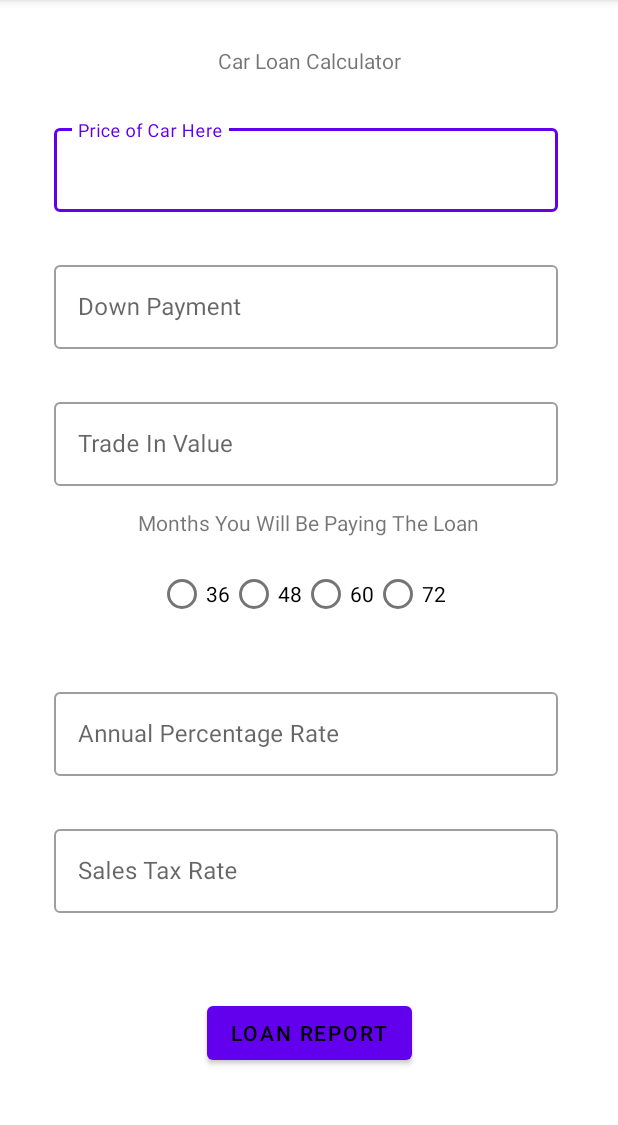
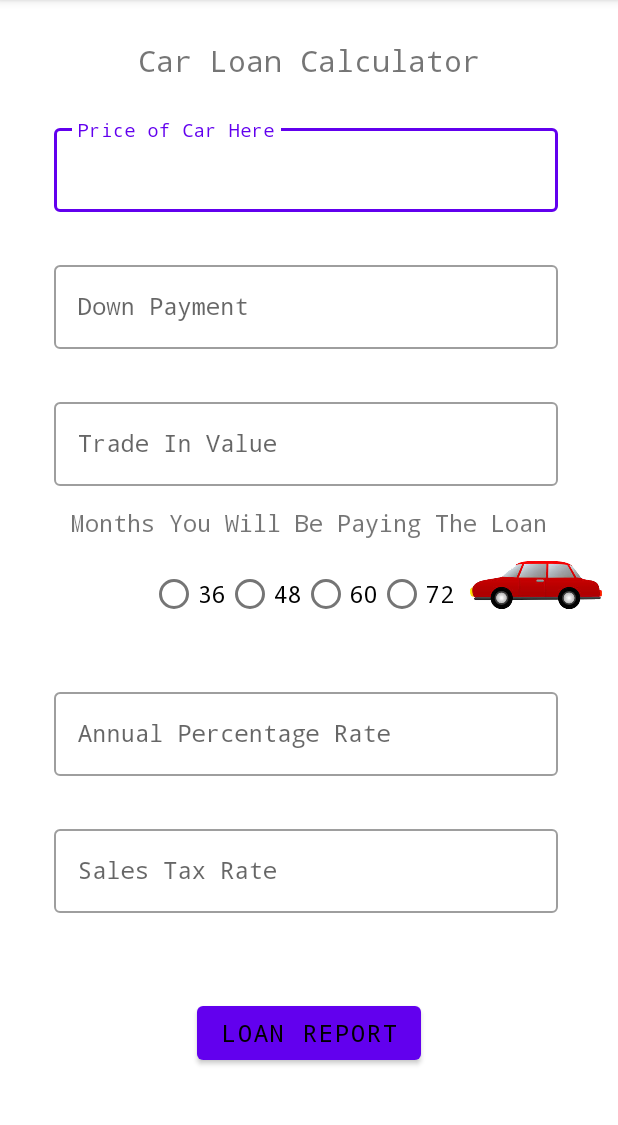
Before and after one commit to ThompsonSeamus/auto-loans-whao, an Android app: the screen it shows after launch (MainActivity), on a phone screen of 412 x 824 dp, the part 84-1209 px from its top. Run offline under Robolectric (Android 15) with nearby library versions, the phone set to English and light mode, and no system bars.

Commit message:
V1.f Everything is Pretty

```diff
--- a/app/src/main/res/layout/activity_main.xml
+++ b/app/src/main/res/layout/activity_main.xml
@@ -10,7 +10,9 @@
         android:id="@+id/titleTop"
         android:layout_width="wrap_content"
         android:layout_height="wrap_content"
+        android:fontFamily="monospace"
         android:text="@string/title"
+        android:textSize="20sp"
         app:layout_constraintBottom_toTopOf="@+id/textInputLayout"
         app:layout_constraintEnd_toEndOf="parent"
         app:layout_constraintStart_toStartOf="parent"
@@ -30,10 +32,12 @@
             android:id="@+id/tilCarPrice"
             android:layout_width="match_parent"
             android:layout_height="wrap_content"
+            android:fontFamily="monospace"
             android:hint="@string/price_of_car"
             android:imeOptions="actionNext"
             android:inputType="numberDecimal"
-            android:singleLine="true" />
+            android:singleLine="true"
+            android:textSize="16sp" />
     </com.google.android.material.textfield.TextInputLayout>
 
     <com.google.android.material.textfield.TextInputLayout
@@ -50,10 +54,12 @@
             android:id="@+id/tilDownPayment"
             android:layout_width="match_parent"
             android:layout_height="wrap_content"
+            android:fontFamily="monospace"
             android:hint="@string/down_payment"
             android:imeOptions="actionNext"
             android:inputType="numberDecimal"
-            android:singleLine="true" />
+            android:singleLine="true"
+            android:textSize="16sp" />
 
     </com.google.android.material.textfield.TextInputLayout>
 
@@ -72,17 +78,21 @@
             android:id="@+id/tilTradeInValue"
             android:layout_width="match_parent"
             android:layout_height="wrap_content"
+            android:fontFamily="monospace"
             android:hint="@string/trade_in_value"
             android:imeOptions="actionNext"
             android:inputType="numberDecimal"
-            android:singleLine="true" />
+            android:singleLine="true"
+            android:textSize="16sp" />
     </com.google.android.material.textfield.TextInputLayout>
 
     <TextView
         android:id="@+id/months"
         android:layout_width="wrap_content"
         android:layout_height="wrap_content"
+        android:fontFamily="monospace"
         android:text="@string/months"
+        android:textSize="16sp"
         app:layout_constraintBottom_toTopOf="@+id/lengthOfLoanGroup"
         app:layout_constraintEnd_toEndOf="parent"
         app:layout_constraintStart_toStartOf="parent"
@@ -103,25 +113,33 @@
             android:id="@+id/thirtysix"
             android:layout_width="match_parent"
             android:layout_height="wrap_content"
-            android:text="@string/thirtysix" />
+            android:fontFamily="monospace"
+            android:text="@string/thirtysix"
+            android:textSize="16sp" />
 
         <RadioButton
             android:id="@+id/fortyeight"
             android:layout_width="match_parent"
             android:layout_height="wrap_content"
-            android:text="@string/fourtyeight" />
+            android:fontFamily="monospace"
+            android:text="@string/fourtyeight"
+            android:textSize="16sp" />
 
         <RadioButton
             android:id="@+id/sixty"
             android:layout_width="match_parent"
             android:layout_height="wrap_content"
-            android:text="@string/sixty" />
+            android:fontFamily="monospace"
+            android:text="@string/sixty"
+            android:textSize="16sp" />
 
         <RadioButton
             android:id="@+id/seventytwo"
             android:layout_width="match_parent"
             android:layout_height="wrap_content"
-            android:text="@string/seventytwo" />
+            android:fontFamily="monospace"
+            android:text="@string/seventytwo"
+            android:textSize="16sp" />
     </RadioGroup>
 
     <com.google.android.material.textfield.TextInputLayout
@@ -139,10 +157,12 @@
             android:id="@+id/tilAnnualPercentageRate"
             android:layout_width="match_parent"
             android:layout_height="wrap_content"
+            android:fontFamily="monospace"
             android:hint="@string/annual_percentage_rate"
             android:imeOptions="actionNext"
             android:inputType="numberDecimal"
-            android:singleLine="true" />
+            android:singleLine="true"
+            android:textSize="16sp" />
     </com.google.android.material.textfield.TextInputLayout>
 
     <com.google.android.material.textfield.TextInputLayout
@@ -159,21 +179,35 @@
             android:id="@+id/tilSalesTaxRate"
             android:layout_width="match_parent"
             android:layout_height="wrap_content"
+            android:fontFamily="monospace"
             android:hint="@string/sales_tax"
             android:imeOptions="actionDone"
             android:inputType="numberDecimal"
-            android:singleLine="true" />
+            android:singleLine="true"
+            android:textSize="16sp" />
     </com.google.android.material.textfield.TextInputLayout>
 
     <Button
         android:id="@+id/loan_report"
         android:layout_width="wrap_content"
         android:layout_height="wrap_content"
+        android:fontFamily="monospace"
         android:onClick="goToLoanReport"
         android:text="@string/loan_report"
+        android:textSize="16sp"
         app:layout_constraintBottom_toBottomOf="parent"
         app:layout_constraintEnd_toEndOf="parent"
         app:layout_constraintStart_toStartOf="parent"
         app:layout_constraintTop_toBottomOf="@+id/textInputLayout4" />
 
+    <ImageView
+        android:id="@+id/imageView3"
+        android:layout_width="88dp"
+        android:layout_height="48dp"
+        app:layout_constraintBottom_toTopOf="@+id/textInputLayout5"
+        app:layout_constraintEnd_toEndOf="parent"
+        app:layout_constraintStart_toEndOf="@+id/lengthOfLoanGroup"
+        app:layout_constraintTop_toBottomOf="@+id/textInputLayout3"
+        app:srcCompat="@drawable/carbetter" />
+
 </androidx.constraintlayout.widget.ConstraintLayout>
--- a/app/src/main/res/values/ic_launcher_background.xml
+++ b/app/src/main/res/values/ic_launcher_background.xml
@@ -1,4 +1,4 @@
 <?xml version="1.0" encoding="utf-8"?>
 <resources>
-    <color name="ic_launcher_background">#E6FF00</color>
+    <color name="ic_launcher_background">#D0FF00</color>
 </resources>
```
Also changed, not shown: app/src/main/java/com/example/autoloanswhao/MainActivity.java (+8 -7 lines), app/src/main/res/layout/activity_loan_report.xml (+19 -1 lines), app/src/main/ic_launcher-playstore.png, app/src/main/res/mipmap-hdpi/ic_launcher.png, app/src/main/res/mipmap-hdpi/ic_launcher_round.png, app/src/main/res/mipmap-mdpi/ic_launcher.png, app/src/main/res/mipmap-mdpi/ic_launcher_round.png, app/src/main/res/mipmap-xhdpi/ic_launcher.png, app/src/main/res/mipmap-xhdpi/ic_launcher_round.png, app/src/main/res/mipmap-xxhdpi/ic_launcher.png, app/src/main/res/mipmap-xxhdpi/ic_launcher_round.png, app/src/main/res/mipmap-xxxhdpi/ic_launcher.png, app/src/main/res/mipmap-xxxhdpi/ic_launcher_round.png.
